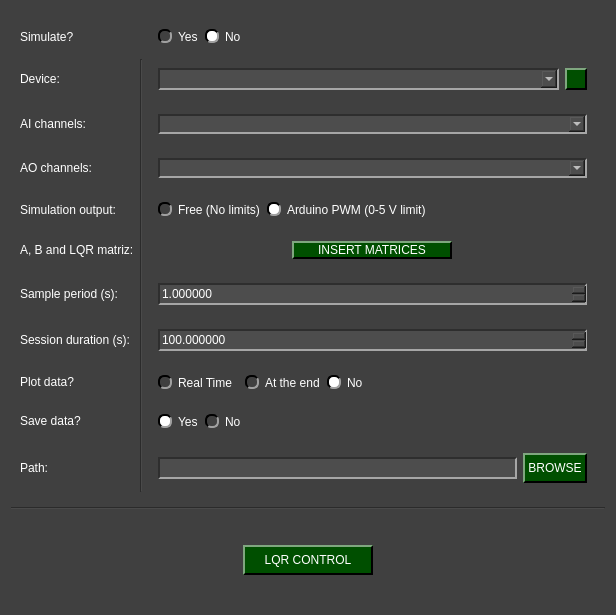
First picture: the form in pydaq/uis/PyDAQ_lqr_control_Arduino_widget.ui, repository viniciusfs14/pydaq, before the edit.
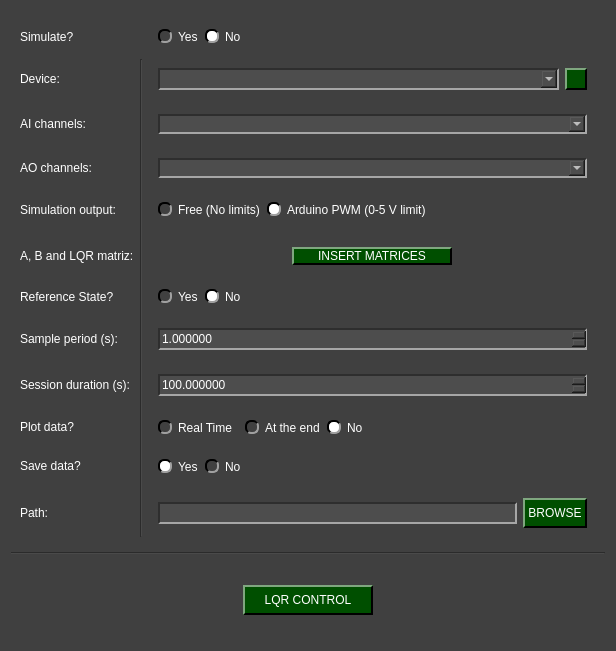
Second picture: the form after the edit. Icons and pictures are not drawn.

Commit message: feat: implement LQR reference tracking and remove unused files

Patch:
```diff
--- a/pydaq/uis/PyDAQ_lqr_control_Arduino_widget.ui
+++ b/pydaq/uis/PyDAQ_lqr_control_Arduino_widget.ui
@@ -7,7 +7,7 @@
     <x>0</x>
     <y>0</y>
     <width>616</width>
-    <height>615</height>
+    <height>651</height>
    </rect>
   </property>
   <property name="windowTitle">
@@ -439,255 +439,6 @@
    <item row="0" column="0">
     <widget class="QWidget" name="widget" native="true">
      <layout class="QGridLayout" name="gridLayout_2">
-      <item row="1" column="0">
-       <widget class="QLabel" name="label_device">
-        <property name="minimumSize">
-         <size>
-          <width>0</width>
-          <height>30</height>
-         </size>
-        </property>
-        <property name="maximumSize">
-         <size>
-          <width>16777215</width>
-          <height>30</height>
-         </size>
-        </property>
-        <property name="text">
-         <string>Device:</string>
-        </property>
-       </widget>
-      </item>
-      <item row="5" column="0">
-       <widget class="QLabel" name="label_14">
-        <property name="text">
-         <string>A, B and LQR matriz:</string>
-        </property>
-       </widget>
-      </item>
-      <item row="9" column="0">
-       <widget class="QLabel" name="label_11">
-        <property name="minimumSize">
-         <size>
-          <width>0</width>
-          <height>30</height>
-         </size>
-        </property>
-        <property name="maximumSize">
-         <size>
-          <width>16777215</width>
-          <height>30</height>
-         </size>
-        </property>
-        <property name="text">
-         <string>Save data?</string>
-        </property>
-       </widget>
-      </item>
-      <item row="1" column="2">
-       <widget class="QWidget" name="widget_device" native="true">
-        <layout class="QHBoxLayout" name="horizontalLayout_8">
-         <item>
-          <widget class="QComboBox" name="device_combo">
-           <property name="minimumSize">
-            <size>
-             <width>0</width>
-             <height>22</height>
-            </size>
-           </property>
-           <property name="maximumSize">
-            <size>
-             <width>16777215</width>
-             <height>22</height>
-            </size>
-           </property>
-          </widget>
-         </item>
-         <item>
-          <widget class="QPushButton" name="reload_devices">
-           <property name="minimumSize">
-            <size>
-             <width>22</width>
-             <height>22</height>
-            </size>
-           </property>
-           <property name="maximumSize">
-            <size>
-             <width>22</width>
-             <height>22</height>
-            </size>
-           </property>
-           <property name="toolTip">
-            <string>&lt;html&gt;&lt;head/&gt;&lt;body&gt;&lt;p&gt;Update COM ports&lt;/p&gt;&lt;/body&gt;&lt;/html&gt;</string>
-           </property>
-           <property name="text">
-            <string/>
-           </property>
-          </widget>
-         </item>
-        </layout>
-       </widget>
-      </item>
-      <item row="3" column="2">
-       <widget class="QWidget" name="widget_ao_channel" native="true">
-        <layout class="QHBoxLayout" name="horizontalLayout_3">
-         <item>
-          <widget class="QComboBox" name="ao_channel_combo"/>
-         </item>
-        </layout>
-       </widget>
-      </item>
-      <item row="0" column="0">
-       <widget class="QLabel" name="label_simulate">
-        <property name="text">
-         <string>Simulate?</string>
-        </property>
-       </widget>
-      </item>
-      <item row="7" column="2">
-       <widget class="QWidget" name="widget_10" native="true">
-        <layout class="QGridLayout" name="gridLayout_8">
-         <item row="0" column="0">
-          <widget class="QDoubleSpinBox" name="sesh_dur_in">
-           <property name="minimumSize">
-            <size>
-             <width>0</width>
-             <height>22</height>
-            </size>
-           </property>
-           <property name="maximumSize">
-            <size>
-             <width>16777215</width>
-             <height>22</height>
-            </size>
-           </property>
-           <property name="decimals">
-            <number>6</number>
-           </property>
-           <property name="maximum">
-            <double>999999999999.000000000000000</double>
-           </property>
-           <property name="singleStep">
-            <double>0.010000000000000</double>
-           </property>
-           <property name="stepType">
-            <enum>QAbstractSpinBox::StepType::AdaptiveDecimalStepType</enum>
-           </property>
-           <property name="value">
-            <double>100.000000000000000</double>
-           </property>
-          </widget>
-         </item>
-        </layout>
-       </widget>
-      </item>
-      <item row="3" column="0">
-       <widget class="QLabel" name="label_ao_channel">
-        <property name="text">
-         <string>AO channels:</string>
-        </property>
-       </widget>
-      </item>
-      <item row="10" column="0" alignment="Qt::AlignmentFlag::AlignVCenter">
-       <widget class="QLabel" name="label_12">
-        <property name="minimumSize">
-         <size>
-          <width>0</width>
-          <height>30</height>
-         </size>
-        </property>
-        <property name="maximumSize">
-         <size>
-          <width>16777215</width>
-          <height>30</height>
-         </size>
-        </property>
-        <property name="text">
-         <string>Path:</string>
-        </property>
-       </widget>
-      </item>
-      <item row="2" column="0">
-       <widget class="QLabel" name="label_ai_channel">
-        <property name="text">
-         <string>AI channels:</string>
-        </property>
-       </widget>
-      </item>
-      <item row="9" column="2" alignment="Qt::AlignmentFlag::AlignLeft">
-       <widget class="QWidget" name="widget_12" native="true">
-        <layout class="QHBoxLayout" name="horizontalLayout_5">
-         <item>
-          <widget class="QRadioButton" name="yes_save_radio">
-           <property name="text">
-            <string>Yes</string>
-           </property>
-           <property name="checked">
-            <bool>true</bool>
-           </property>
-           <attribute name="buttonGroup">
-            <string notr="true">save_radio_group</string>
-           </attribute>
-          </widget>
-         </item>
-         <item>
-          <widget class="QRadioButton" name="no_save_radio">
-           <property name="text">
-            <string>No</string>
-           </property>
-           <attribute name="buttonGroup">
-            <string notr="true">save_radio_group</string>
-           </attribute>
-          </widget>
-         </item>
-        </layout>
-       </widget>
-      </item>
-      <item row="7" column="0">
-       <widget class="QLabel" name="label_10">
-        <property name="minimumSize">
-         <size>
-          <width>0</width>
-          <height>30</height>
-         </size>
-        </property>
-        <property name="maximumSize">
-         <size>
-          <width>16777215</width>
-          <height>30</height>
-         </size>
-        </property>
-        <property name="text">
-         <string>Session duration (s):</string>
-        </property>
-       </widget>
-      </item>
-      <item row="1" column="1" rowspan="10">
-       <widget class="Line" name="line_2">
-        <property name="orientation">
-         <enum>Qt::Orientation::Vertical</enum>
-        </property>
-       </widget>
-      </item>
-      <item row="8" column="0">
-       <widget class="QLabel" name="label_9">
-        <property name="minimumSize">
-         <size>
-          <width>0</width>
-          <height>30</height>
-         </size>
-        </property>
-        <property name="maximumSize">
-         <size>
-          <width>16777215</width>
-          <height>30</height>
-         </size>
-        </property>
-        <property name="text">
-         <string>Plot data?</string>
-        </property>
-       </widget>
-      </item>
       <item row="0" column="2" alignment="Qt::AlignmentFlag::AlignLeft">
        <widget class="QWidget" name="widget_7" native="true">
         <layout class="QGridLayout" name="gridLayout_4">
@@ -717,44 +468,96 @@
         </layout>
        </widget>
       </item>
-      <item row="6" column="2">
-       <widget class="QWidget" name="widget_11" native="true">
-        <layout class="QGridLayout" name="gridLayout_9">
+      <item row="12" column="2">
+       <widget class="QWidget" name="widget_16" native="true">
+        <layout class="QHBoxLayout" name="horizontalLayout_7">
+         <item alignment="Qt::AlignmentFlag::AlignVCenter">
+          <widget class="QLineEdit" name="path_line_edit">
+           <property name="minimumSize">
+            <size>
+             <width>0</width>
+             <height>22</height>
+            </size>
+           </property>
+           <property name="maximumSize">
+            <size>
+             <width>16777215</width>
+             <height>22</height>
+            </size>
+           </property>
+          </widget>
+         </item>
+         <item alignment="Qt::AlignmentFlag::AlignVCenter">
+          <widget class="QPushButton" name="path_folder_browse">
+           <property name="minimumSize">
+            <size>
+             <width>0</width>
+             <height>30</height>
+            </size>
+           </property>
+           <property name="maximumSize">
+            <size>
+             <width>16777215</width>
+             <height>30</height>
+            </size>
+           </property>
+           <property name="text">
+            <string> BROWSE </string>
+           </property>
+          </widget>
+         </item>
+        </layout>
+       </widget>
+      </item>
+      <item row="11" column="0">
+       <widget class="QLabel" name="label_11">
+        <property name="minimumSize">
+         <size>
+          <width>0</width>
+          <height>30</height>
+         </size>
+        </property>
+        <property name="maximumSize">
+         <size>
+          <width>16777215</width>
+          <height>30</height>
+         </size>
+        </property>
+        <property name="text">
+         <string>Save data?</string>
+        </property>
+       </widget>
+      </item>
+      <item row="4" column="2" alignment="Qt::AlignmentFlag::AlignLeft">
+       <widget class="QWidget" name="widget_output" native="true">
+        <layout class="QGridLayout" name="gridLayout_5">
          <item row="0" column="0">
-          <widget class="QDoubleSpinBox" name="Ts_in">
-           <property name="minimumSize">
-            <size>
-             <width>0</width>
-             <height>22</height>
-            </size>
+          <widget class="QRadioButton" name="Free_radio">
+           <property name="text">
+            <string>Free (No limits)</string>
            </property>
-           <property name="maximumSize">
-            <size>
-             <width>16777215</width>
-             <height>22</height>
-            </size>
+           <attribute name="buttonGroup">
+            <string notr="true">output_radio_group</string>
+           </attribute>
+          </widget>
+         </item>
+         <item row="0" column="1">
+          <widget class="QRadioButton" name="Arduino_PWM_radio">
+           <property name="text">
+            <string>Arduino PWM (0-5 V limit)</string>
            </property>
-           <property name="decimals">
-            <number>6</number>
+           <property name="checked">
+            <bool>true</bool>
            </property>
-           <property name="maximum">
-            <double>999999999999.000000000000000</double>
-           </property>
-           <property name="singleStep">
-            <double>0.010000000000000</double>
-           </property>
-           <property name="stepType">
-            <enum>QAbstractSpinBox::StepType::AdaptiveDecimalStepType</enum>
-           </property>
-           <property name="value">
-            <double>1.000000000000000</double>
-           </property>
+           <attribute name="buttonGroup">
+            <string notr="true">output_radio_group</string>
+           </attribute>
           </widget>
          </item>
         </layout>
        </widget>
       </item>
-      <item row="8" column="2" alignment="Qt::AlignmentFlag::AlignLeft">
+      <item row="10" column="2" alignment="Qt::AlignmentFlag::AlignLeft">
        <widget class="QWidget" name="widget_13" native="true">
         <layout class="QHBoxLayout" name="horizontalLayout_6">
          <item>
@@ -806,42 +609,37 @@
         </layout>
        </widget>
       </item>
-      <item row="10" column="2">
-       <widget class="QWidget" name="widget_16" native="true">
-        <layout class="QHBoxLayout" name="horizontalLayout_7">
-         <item alignment="Qt::AlignmentFlag::AlignVCenter">
-          <widget class="QLineEdit" name="path_line_edit">
-           <property name="minimumSize">
-            <size>
-             <width>0</width>
-             <height>22</height>
-            </size>
+      <item row="0" column="0">
+       <widget class="QLabel" name="label_simulate">
+        <property name="text">
+         <string>Simulate?</string>
+        </property>
+       </widget>
+      </item>
+      <item row="11" column="2" alignment="Qt::AlignmentFlag::AlignLeft">
+       <widget class="QWidget" name="widget_12" native="true">
+        <layout class="QHBoxLayout" name="horizontalLayout_5">
+         <item>
+          <widget class="QRadioButton" name="yes_save_radio">
+           <property name="text">
+            <string>Yes</string>
            </property>
-           <property name="maximumSize">
-            <size>
-             <width>16777215</width>
-             <height>22</height>
-            </size>
+           <property name="checked">
+            <bool>true</bool>
            </property>
+           <attribute name="buttonGroup">
+            <string notr="true">save_radio_group</string>
+           </attribute>
           </widget>
          </item>
-         <item alignment="Qt::AlignmentFlag::AlignVCenter">
-          <widget class="QPushButton" name="path_folder_browse">
-           <property name="minimumSize">
-            <size>
-             <width>0</width>
-             <height>30</height>
-            </size>
-           </property>
-           <property name="maximumSize">
-            <size>
-             <width>16777215</width>
-             <height>30</height>
-            </size>
-           </property>
+         <item>
+          <widget class="QRadioButton" name="no_save_radio">
            <property name="text">
-            <string> BROWSE </string>
+            <string>No</string>
            </property>
+           <attribute name="buttonGroup">
+            <string notr="true">save_radio_group</string>
+           </attribute>
           </widget>
          </item>
         </layout>
@@ -857,6 +655,111 @@
        </widget>
       </item>
       <item row="6" column="0">
+       <widget class="QLabel" name="label_14">
+        <property name="text">
+         <string>A, B and LQR matriz:</string>
+        </property>
+       </widget>
+      </item>
+      <item row="3" column="0">
+       <widget class="QLabel" name="label_ao_channel">
+        <property name="text">
+         <string>AO channels:</string>
+        </property>
+       </widget>
+      </item>
+      <item row="3" column="2">
+       <widget class="QWidget" name="widget_ao_channel" native="true">
+        <layout class="QHBoxLayout" name="horizontalLayout_3">
+         <item>
+          <widget class="QComboBox" name="ao_channel_combo"/>
+         </item>
+        </layout>
+       </widget>
+      </item>
+      <item row="8" column="2">
+       <widget class="QWidget" name="widget_11" native="true">
+        <layout class="QGridLayout" name="gridLayout_9">
+         <item row="0" column="0">
+          <widget class="QDoubleSpinBox" name="Ts_in">
+           <property name="minimumSize">
+            <size>
+             <width>0</width>
+             <height>22</height>
+            </size>
+           </property>
+           <property name="maximumSize">
+            <size>
+             <width>16777215</width>
+             <height>22</height>
+            </size>
+           </property>
+           <property name="decimals">
+            <number>6</number>
+           </property>
+           <property name="maximum">
+            <double>999999999999.000000000000000</double>
+           </property>
+           <property name="singleStep">
+            <double>0.010000000000000</double>
+           </property>
+           <property name="stepType">
+            <enum>QAbstractSpinBox::StepType::AdaptiveDecimalStepType</enum>
+           </property>
+           <property name="value">
+            <double>1.000000000000000</double>
+           </property>
+          </widget>
+         </item>
+        </layout>
+       </widget>
+      </item>
+      <item row="10" column="0">
+       <widget class="QLabel" name="label_9">
+        <property name="minimumSize">
+         <size>
+          <width>0</width>
+          <height>30</height>
+         </size>
+        </property>
+        <property name="maximumSize">
+         <size>
+          <width>16777215</width>
+          <height>30</height>
+         </size>
+        </property>
+        <property name="text">
+         <string>Plot data?</string>
+        </property>
+       </widget>
+      </item>
+      <item row="1" column="1" rowspan="12">
+       <widget class="Line" name="line_2">
+        <property name="orientation">
+         <enum>Qt::Orientation::Vertical</enum>
+        </property>
+       </widget>
+      </item>
+      <item row="12" column="0" alignment="Qt::AlignmentFlag::AlignVCenter">
+       <widget class="QLabel" name="label_12">
+        <property name="minimumSize">
+         <size>
+          <width>0</width>
+          <height>30</height>
+         </size>
+        </property>
+        <property name="maximumSize">
+         <size>
+          <width>16777215</width>
+          <height>30</height>
+         </size>
+        </property>
+        <property name="text">
+         <string>Path:</string>
+        </property>
+       </widget>
+      </item>
+      <item row="8" column="0">
        <widget class="QLabel" name="label_15">
         <property name="minimumSize">
          <size>
@@ -875,7 +778,77 @@
         </property>
        </widget>
       </item>
-      <item row="5" column="2">
+      <item row="1" column="0">
+       <widget class="QLabel" name="label_device">
+        <property name="minimumSize">
+         <size>
+          <width>0</width>
+          <height>30</height>
+         </size>
+        </property>
+        <property name="maximumSize">
+         <size>
+          <width>16777215</width>
+          <height>30</height>
+         </size>
+        </property>
+        <property name="text">
+         <string>Device:</string>
+        </property>
+       </widget>
+      </item>
+      <item row="1" column="2">
+       <widget class="QWidget" name="widget_device" native="true">
+        <layout class="QHBoxLayout" name="horizontalLayout_8">
+         <item>
+          <widget class="QComboBox" name="device_combo">
+           <property name="minimumSize">
+            <size>
+             <width>0</width>
+             <height>22</height>
+            </size>
+           </property>
+           <property name="maximumSize">
+            <size>
+             <width>16777215</width>
+             <height>22</height>
+            </size>
+           </property>
+          </widget>
+         </item>
+         <item>
+          <widget class="QPushButton" name="reload_devices">
+           <property name="minimumSize">
+            <size>
+             <width>22</width>
+             <height>22</height>
+            </size>
+           </property>
+           <property name="maximumSize">
+            <size>
+             <width>22</width>
+             <height>22</height>
+            </size>
+           </property>
+           <property name="toolTip">
+            <string>&lt;html&gt;&lt;head/&gt;&lt;body&gt;&lt;p&gt;Update COM ports&lt;/p&gt;&lt;/body&gt;&lt;/html&gt;</string>
+           </property>
+           <property name="text">
+            <string/>
+           </property>
+          </widget>
+         </item>
+        </layout>
+       </widget>
+      </item>
+      <item row="2" column="0">
+       <widget class="QLabel" name="label_ai_channel">
+        <property name="text">
+         <string>AI channels:</string>
+        </property>
+       </widget>
+      </item>
+      <item row="6" column="2">
        <widget class="QWidget" name="widget_2" native="true">
         <layout class="QGridLayout" name="gridLayout">
          <item row="0" column="0">
@@ -894,6 +867,43 @@
         </layout>
        </widget>
       </item>
+      <item row="9" column="2">
+       <widget class="QWidget" name="widget_10" native="true">
+        <layout class="QGridLayout" name="gridLayout_8">
+         <item row="0" column="0">
+          <widget class="QDoubleSpinBox" name="sesh_dur_in">
+           <property name="minimumSize">
+            <size>
+             <width>0</width>
+             <height>22</height>
+            </size>
+           </property>
+           <property name="maximumSize">
+            <size>
+             <width>16777215</width>
+             <height>22</height>
+            </size>
+           </property>
+           <property name="decimals">
+            <number>6</number>
+           </property>
+           <property name="maximum">
+            <double>999999999999.000000000000000</double>
+           </property>
+           <property name="singleStep">
+            <double>0.010000000000000</double>
+           </property>
+           <property name="stepType">
+            <enum>QAbstractSpinBox::StepType::AdaptiveDecimalStepType</enum>
+           </property>
+           <property name="value">
+            <double>100.000000000000000</double>
+           </property>
+          </widget>
+         </item>
+        </layout>
+       </widget>
+      </item>
       <item row="4" column="0">
        <widget class="QLabel" name="label_output">
         <property name="text">
@@ -901,29 +911,55 @@
         </property>
        </widget>
       </item>
-      <item row="4" column="2" alignment="Qt::AlignmentFlag::AlignLeft">
-       <widget class="QWidget" name="widget_output" native="true">
-        <layout class="QGridLayout" name="gridLayout_5">
-         <item row="0" column="0">
-          <widget class="QRadioButton" name="Free_radio">
+      <item row="9" column="0">
+       <widget class="QLabel" name="label_10">
+        <property name="minimumSize">
+         <size>
+          <width>0</width>
+          <height>30</height>
+         </size>
+        </property>
+        <property name="maximumSize">
+         <size>
+          <width>16777215</width>
+          <height>30</height>
+         </size>
+        </property>
+        <property name="text">
+         <string>Session duration (s):</string>
+        </property>
+       </widget>
+      </item>
+      <item row="7" column="0">
+       <widget class="QLabel" name="label">
+        <property name="text">
+         <string>Reference State?</string>
+        </property>
+       </widget>
+      </item>
+      <item row="7" column="2" alignment="Qt::AlignmentFlag::AlignLeft">
+       <widget class="QWidget" name="widget_reference" native="true">
+        <layout class="QHBoxLayout" name="horizontalLayout_4">
+         <item>
+          <widget class="QRadioButton" name="yes_reference_radio">
            <property name="text">
-            <string>Free (No limits)</string>
+            <string>Yes</string>
            </property>
            <attribute name="buttonGroup">
-            <string notr="true">output_radio_group</string>
+            <string notr="true">reference_radio_group</string>
            </attribute>
           </widget>
          </item>
-         <item row="0" column="1">
-          <widget class="QRadioButton" name="Arduino_PWM_radio">
+         <item>
+          <widget class="QRadioButton" name="no_reference_radio">
            <property name="text">
-            <string>Arduino PWM (0-5 V limit)</string>
+            <string>No</string>
            </property>
            <property name="checked">
             <bool>true</bool>
            </property>
            <attribute name="buttonGroup">
-            <string notr="true">output_radio_group</string>
+            <string notr="true">reference_radio_group</string>
            </attribute>
           </widget>
          </item>
```
Left out of the diff: 5 changed lines with no effect on the pictures. The commit also changes 21 other files.
